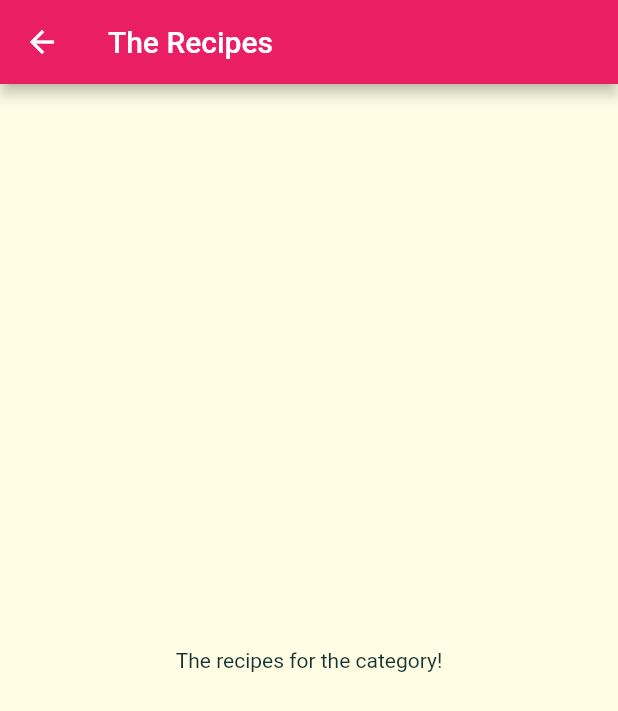
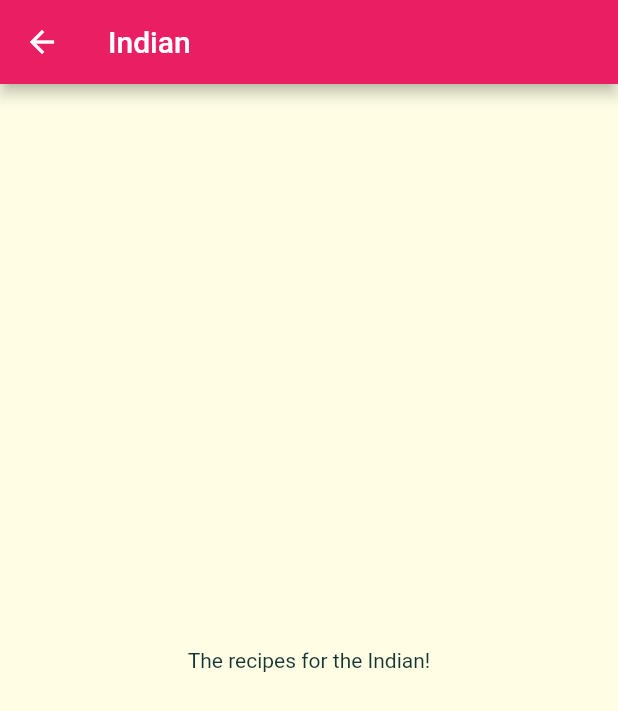
Before and after one commit to agrwl-prankit/DeliMeals, a Flutter app: the screen it shows after launch, after a tap on "Indian", on a phone screen of 412 x 824 dp. Shown: the top 711 px of the screen. Run offline on Flutter 3.47's test engine with Material 2 defaults, Android fonts, the phone set to English and light mode, and no system bars.

Commit message:
passing category_item to category_meals_screen.dart

```diff
--- a/lib/categories_screen.dart
+++ b/lib/categories_screen.dart
@@ -18,7 +18,7 @@ class CategoriesScreen extends StatelessWidget {
             mainAxisSpacing: 20),
         children: DUMMY_CATEGORIES
             .map(
-              (catData) => CategoryItem(catData.title, catData.color),
+              (catData) => CategoryItem(catData.id, catData.title, catData.color),
             )
             .toList(),
       ),
--- a/lib/category_item.dart
+++ b/lib/category_item.dart
@@ -2,14 +2,15 @@ import './category_meals_screen.dart';
 import 'package:flutter/material.dart';
 
 class CategoryItem extends StatelessWidget {
+  final String id;
   final String title;
   final Color color;
 
-  CategoryItem(this.title, this.color);
+  CategoryItem(this.id, this.title, this.color);
 
   void selectCategory(BuildContext ctx){
     Navigator.of(ctx).push(MaterialPageRoute(builder: (_){
-      return CategoryMealsScreen();
+      return CategoryMealsScreen(id, title);
     },),);
   }
 
--- a/lib/category_meals_screen.dart
+++ b/lib/category_meals_screen.dart
@@ -1,12 +1,18 @@
 import 'package:flutter/material.dart';
 
 class CategoryMealsScreen extends StatelessWidget {
+
+  final String categoryId;
+  final String categoryTitle;
+
+  CategoryMealsScreen(this.categoryId, this.categoryTitle);
+
   @override
   Widget build(BuildContext context) {
     return Scaffold(
-      appBar: AppBar(title: Text('The Recipes'),),
+      appBar: AppBar(title: Text(categoryTitle),),
       body: Center(
-        child: Text('The recipes for the category!'),
+        child: Text('The recipes for the $categoryTitle!'),
       ),
     );
   }
```
